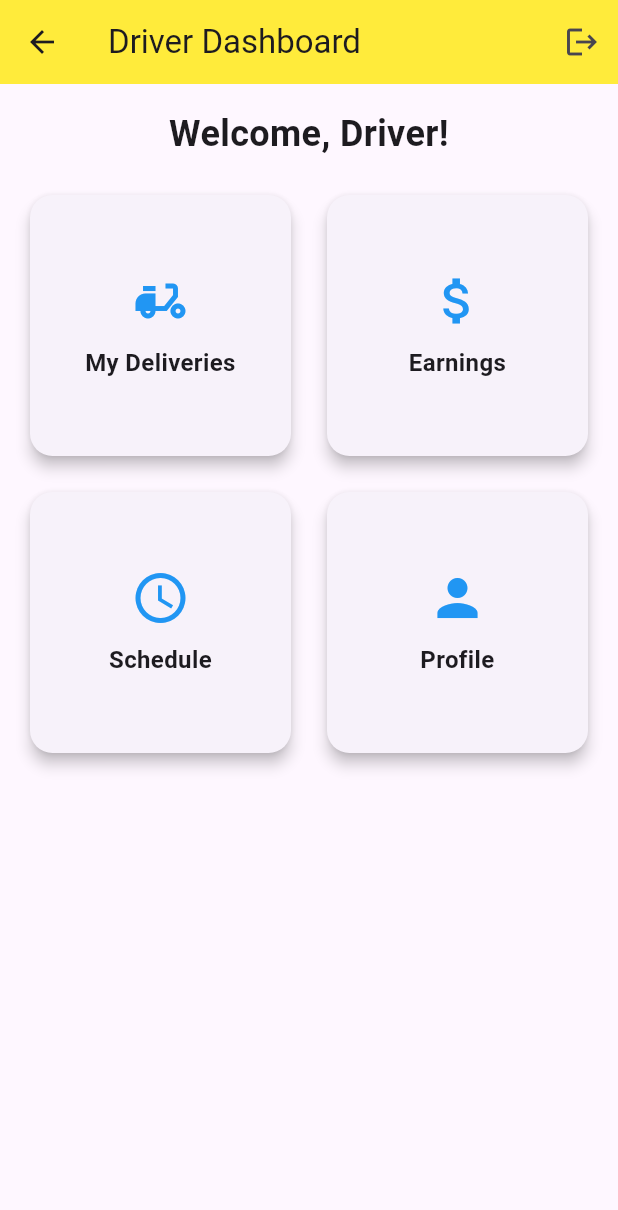
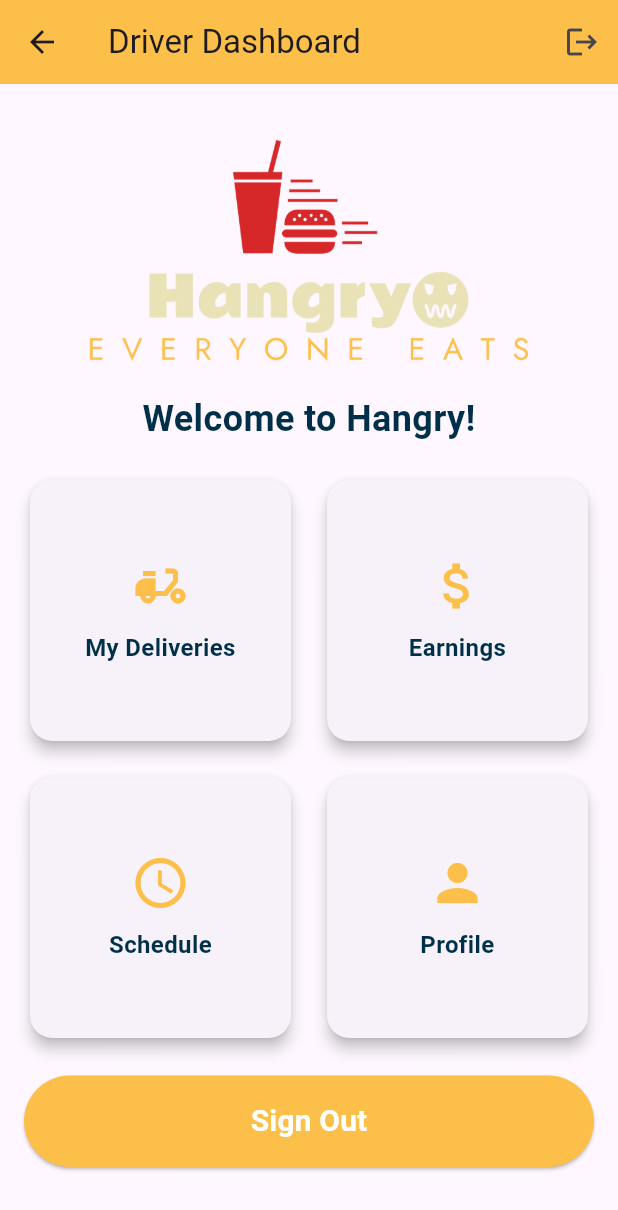
Before and after one commit to jessicamaximo23/HangryAppFlutter, a Flutter app: the DriverScreen screen opened directly, on a phone screen of 412 x 824 dp. Shown: the top 1210 px of the screen. Run offline on Flutter 3.47's test engine with Material 3 defaults, Android fonts, the light colour scheme and no system bars; our stand-ins replace firebase_auth, firebase_core, firebase_database; missing offline and left inert: dart:ffi; accounts and stored records are empty.

Commit message:
Dashboard Driver + btn sign out works

```diff
--- a/lib/driver_screen.dart
+++ b/lib/driver_screen.dart
@@ -6,16 +6,19 @@ class DriverScreen extends StatefulWidget {
   const DriverScreen({Key? key}) : super(key: key);
 
   @override
-  _DriverScreen createState() => _DriverScreen();
+  _DriverScreenState createState() => _DriverScreenState();
 }
 
-class _DriverScreen extends State<DriverScreen> {
 
+// Define custom colors
+final Color hangryYellow = Color(0xFFFCBF49);
+final Color hangryBlue = Color(0xFF003049);
+
+class _DriverScreenState extends State<DriverScreen> {
   void _signOut(BuildContext context) async {
     try {
       await FirebaseAuth.instance.signOut();
-
-      Navigator.pushReplacementNamed(context, '/login');
+      Navigator.pushReplacementNamed(context, '/signin_screen');
     } catch (e) {
       print("Error to log out: $e");
       ScaffoldMessenger.of(context).showSnackBar(
@@ -24,13 +27,12 @@ class _DriverScreen extends State<DriverScreen> {
     }
   }
 
-
   @override
   Widget build(BuildContext context) {
     return Scaffold(
       appBar: AppBar(
         title: const Text('Driver Dashboard'),
-        backgroundColor: Colors.yellow,
+        backgroundColor: hangryYellow, // Use custom yellow color
         actions: [
           IconButton(
             icon: const Icon(Icons.logout),
@@ -43,13 +45,25 @@ class _DriverScreen extends State<DriverScreen> {
         child: Column(
           crossAxisAlignment: CrossAxisAlignment.stretch,
           children: [
-            // Welcome message
-            const Text(
-              'Welcome, Driver!',
-              style: TextStyle(fontSize: 24, fontWeight: FontWeight.bold),
+            SizedBox(height: 20),
+            Image.asset(
+              'images/assets/logobackground.png',
+              width: 200,
+              height: 150,
+            ),
+            const SizedBox(height: 20),
+            Text(
+              'Welcome to Hangry!',
+              style: TextStyle(
+                fontSize: 24,
+                fontWeight: FontWeight.bold,
+                color: hangryBlue, // Use custom blue color
+              ),
               textAlign: TextAlign.center,
             ),
             const SizedBox(height: 20),
+
+
 
             // Dashboard cards
             Expanded(
@@ -89,6 +103,29 @@ class _DriverScreen extends State<DriverScreen> {
                 ],
               ),
             ),
+
+            // Sign Out Button
+            Padding(
+              padding: const EdgeInsets.only(bottom: 30),
+              child: ElevatedButton(
+                onPressed: () => _signOut(context),
+                style: ElevatedButton.styleFrom(
+                  backgroundColor: hangryYellow,
+                  padding: const EdgeInsets.symmetric(vertical: 16),
+                  shape: RoundedRectangleBorder(
+                    borderRadius: BorderRadius.circular(50),
+                  ),
+                ),
+                child: const Text(
+                  'Sign Out',
+                  style: TextStyle(
+                    fontSize: 20,
+                    color: Colors.white,
+                    fontWeight: FontWeight.bold,
+                  ),
+                ),
+              ),
+            ),
           ],
         ),
       ),
@@ -114,11 +151,15 @@ class _DriverScreen extends State<DriverScreen> {
           child: Column(
             mainAxisAlignment: MainAxisAlignment.center,
             children: [
-              Icon(icon, size: 40, color: Colors.blue),
+              Icon(icon, size: 40, color: hangryYellow), // Use custom yellow color
               const SizedBox(height: 10),
               Text(
                 title,
-                style: const TextStyle(fontSize: 16, fontWeight: FontWeight.bold),
+                style: TextStyle(
+                  fontSize: 16,
+                  fontWeight: FontWeight.bold,
+                  color: hangryBlue, // Use custom blue color
+                ),
                 textAlign: TextAlign.center,
               ),
             ],
```
Also changed, not shown: lib/main.dart (+25 -4 lines), lib/signin_screen.dart (+5 -3 lines).
